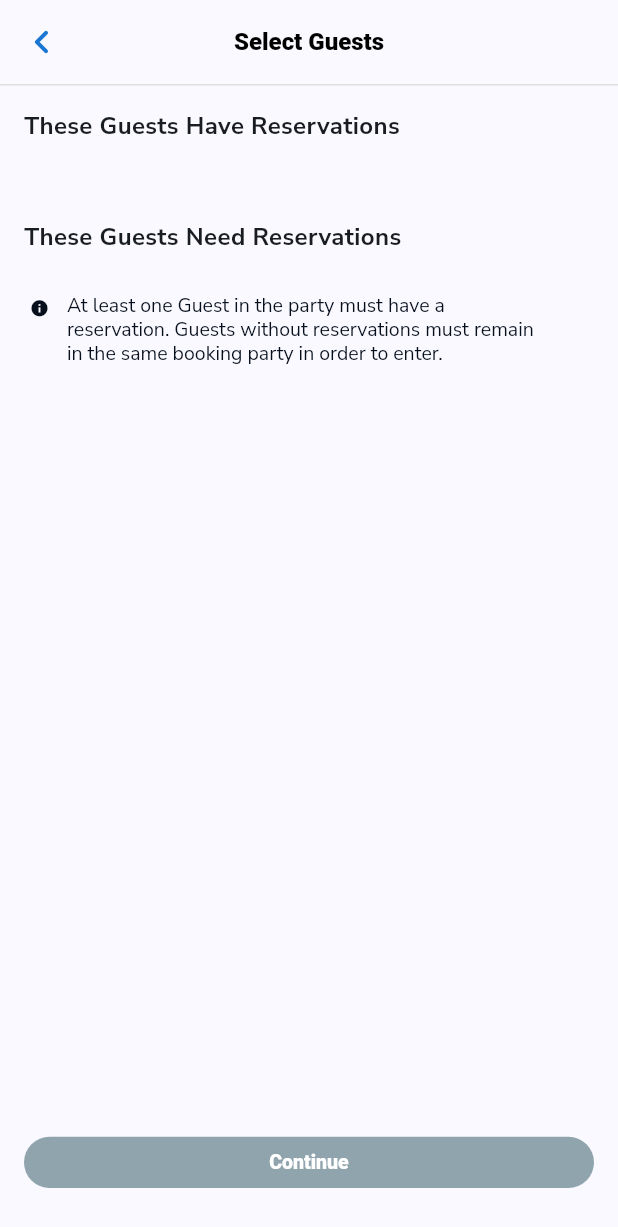
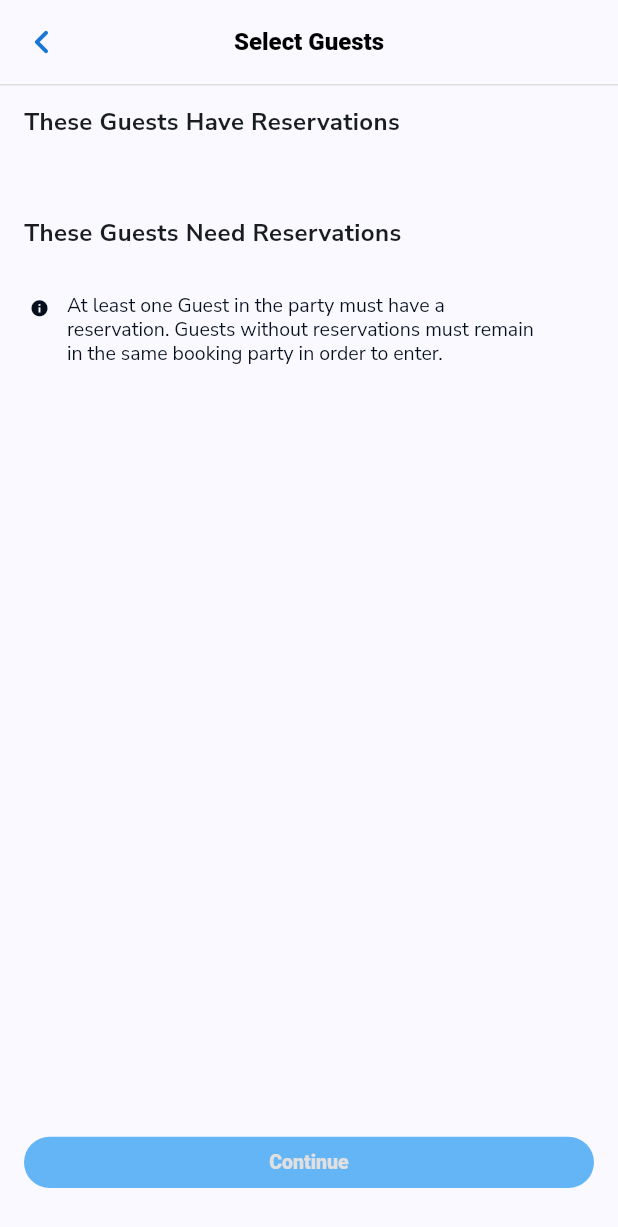
Before and after one commit to BaerBonesTechnology/CodeChallenge, a Flutter app: the GuestSelectionView screen opened by its route, on a phone screen of 412 x 824 dp. Shown: the top 1227 px of the screen. Run offline on Flutter 3.47's test engine with Material 3 defaults, Android fonts, the light colour scheme and no system bars; our stand-ins replace cloud_firestore, firebase_core, flutter_riverpod, go_router, google_fonts; accounts and stored records are empty.

Commit message:
code styling

```diff
--- /dev/null
+++ b/lib/constants/colors.dart
@@ -0,0 +1,7 @@
+import 'package:flutter/material.dart';
+
+const  black = Colors.black;
+final inactiveBlue = Colors.blue.shade300;
+final primaryBlue = Colors.blue.shade700;
+final primaryWhite = Colors.grey.shade300;
+const secondaryBlue = Color(0xFF070f1c);
--- /dev/null
+++ b/lib/constants/padding_value.dart
@@ -0,0 +1,9 @@
+import 'package:flutter/cupertino.dart';
+
+class PaddingValue{
+  static const snackBarDefault = 5.0;
+  static const small = 2.0;
+  static const bottomLargePadding = EdgeInsets.fromLTRB(16, 8, 16, 32);
+  static const defaultPadding = EdgeInsets.all(16.0);
+  static const defaultPaddingHorizontal = EdgeInsets.symmetric(horizontal: 16);
+}
--- a/lib/constants/strings.dart
+++ b/lib/constants/strings.dart
@@ -1,5 +1,6 @@
 const String addNewGroupLabel = 'Add A New Group';
 const String appName = 'The D List';
+const String checkBoxToolTip = 'checkbox';
 const String confirmationScreenLabel = 'Confirmation';
 const String confirmationScreenMessage = 'Guests Have Been Checked In';
 const String conflictScreenLabel = 'Conflicting Guests';
@@ -13,6 +14,7 @@ const String guestNeedsReservation = "These Guests Need Reservation";
 const String guestReservationWarning =
     "At least one Guest in the party must have a reservation. Guests without reservations must remain in the same booking party in order to enter.";
 const String guestSelectionTitle = "Select Guests";
+const String headingToolTip = 'Heading';
 const String mainListPath = "Lists";
 const String reservationNeededLabel = 'Reservation Needed';
 const String reservationNeededText = 'Select at least one Guest that has a reservation to continue';
--- a/lib/ui/views/home_view.dart
+++ b/lib/ui/views/home_view.dart
@@ -22,8 +22,8 @@ class HomeView extends ConsumerStatefulWidget {
 class _HomeWidgetState extends ConsumerState<HomeView> {
   @override
   Widget build(BuildContext context) {
+    final size = MediaQuery.of(context).size;
     final currentGroup = ref.watch(currentGroupNotifierProvider.notifier);
-    final size = MediaQuery.of(context).size;
 
     return Consumer(// Wrap with Consumer
         builder: (context, ref, child) {
--- a/lib/ui/widgets/back_button.dart
+++ b/lib/ui/widgets/back_button.dart
@@ -11,11 +11,11 @@ class DListBackButton extends StatelessWidget {
   @override
   Widget build(BuildContext context) {
     return Semantics(
+      button: true,
+      enabled: true,
+      hint: 'Go to previous screen',
       key: backButtonKey,
       label: 'Back Button',
-      hint: 'Go to previous screen',
-      button: true,
-      enabled: true,
       onTap: () {
         onPressed != null ? onPressed!() : DoNothingAction();
         context.pop();
--- a/lib/ui/widgets/bottom_action_button.dart
+++ b/lib/ui/widgets/bottom_action_button.dart
@@ -1,4 +1,6 @@
 import 'package:flutter/material.dart';
+import 'package:the_d_list/constants/colors.dart';
+import 'package:the_d_list/constants/padding_value.dart';
 
 class BottomActionButton extends StatelessWidget {
   BottomActionButton({
@@ -25,14 +27,13 @@ class BottomActionButton extends StatelessWidget {
       height: MediaQuery.of(context).size.height * 0.09,
       width: MediaQuery.of(context).size.width,
       child: Padding(
-        padding: const EdgeInsets.fromLTRB(16, 8, 16, 32),
+        padding: PaddingValue.bottomLargePadding,
         child: Semantics(
           button: true,
           container: true,
           enabled: enable,
           hint: hint,
           label: label,
-          key: Key('${key.toString()} Action Button'),
           onTap: () => onPressed(),
           child: ElevatedButton(
             onPressed: enable ? onPressed : null,
@@ -41,9 +42,9 @@ class BottomActionButton extends StatelessWidget {
               backgroundColor: WidgetStateProperty.resolveWith<Color>(
                 (Set<WidgetState> states) {
                   if (states.contains(WidgetState.disabled)) {
-                    return Colors.blueGrey.shade300; // Disabled color
+                    return inactiveBlue;
                   }
-                  return Color(Colors.blue[800]?.value ?? 0xFF1565C0);
+                  return primaryBlue;
                 },
               ),
             ),
--- a/lib/ui/widgets/guest_selector.dart
+++ b/lib/ui/widgets/guest_selector.dart
@@ -1,6 +1,7 @@
 import 'package:flutter/material.dart';
 import 'package:flutter_riverpod/flutter_riverpod.dart';
 import 'package:the_d_list/constants/keys.dart';
+import 'package:the_d_list/constants/strings.dart';
 
 import '../../models/guest.dart';
 import '../../providers/guest_providers.dart';
@@ -29,7 +30,7 @@ class GuestSelector extends ConsumerWidget {
     return Semantics(
       key: guestItemKey(guest.name),
       label: guest.name,
-      tooltip: 'checkbox',
+      tooltip: checkBoxToolTip,
       checked: checked,
       maxValueLength: groupSize,
       currentValueLength: index,
--- a/lib/ui/widgets/sticky_header.dart
+++ b/lib/ui/widgets/sticky_header.dart
@@ -1,4 +1,7 @@
 import 'package:flutter/material.dart';
+import 'package:the_d_list/constants/padding_value.dart';
+
+import '../../constants/strings.dart';
 
 class StickyHeader extends StatelessWidget {
   const StickyHeader({super.key, required this.label, required this.elevation});
@@ -11,14 +14,14 @@ class StickyHeader extends StatelessWidget {
     return Semantics(
         readOnly: true,
         header: true,
-        tooltip: 'Heading',
+        tooltip: headingToolTip,
         label: label,
         child:Material(
       elevation: elevation,
       child: Container(
         alignment: Alignment.centerLeft,
         color: Theme.of(context).scaffoldBackgroundColor,
-        padding: const EdgeInsets.all(16.0),
+        padding: PaddingValue.defaultPaddingHorizontal,
         child: Text(
             label,
             style: const TextStyle(fontSize: 16, fontWeight: FontWeight.bold),
```
Also changed, not shown: lib/constants/sizes.dart (added, +10 -0 lines), lib/ui/style.dart (+35 -26 lines), 1 other file.
